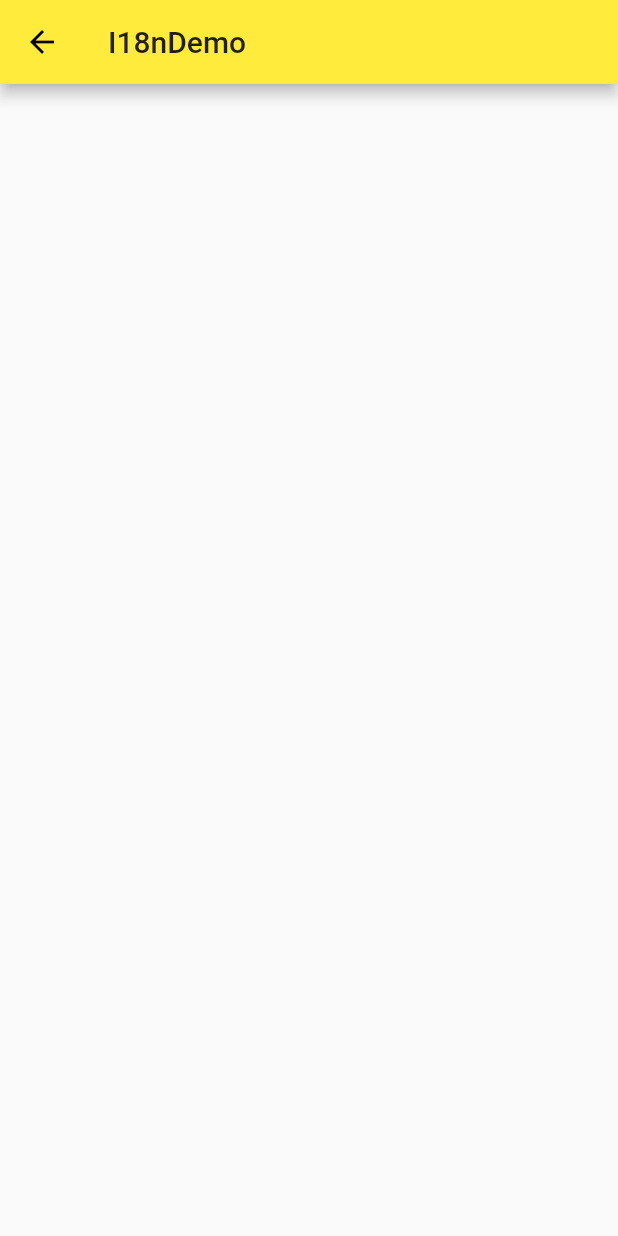
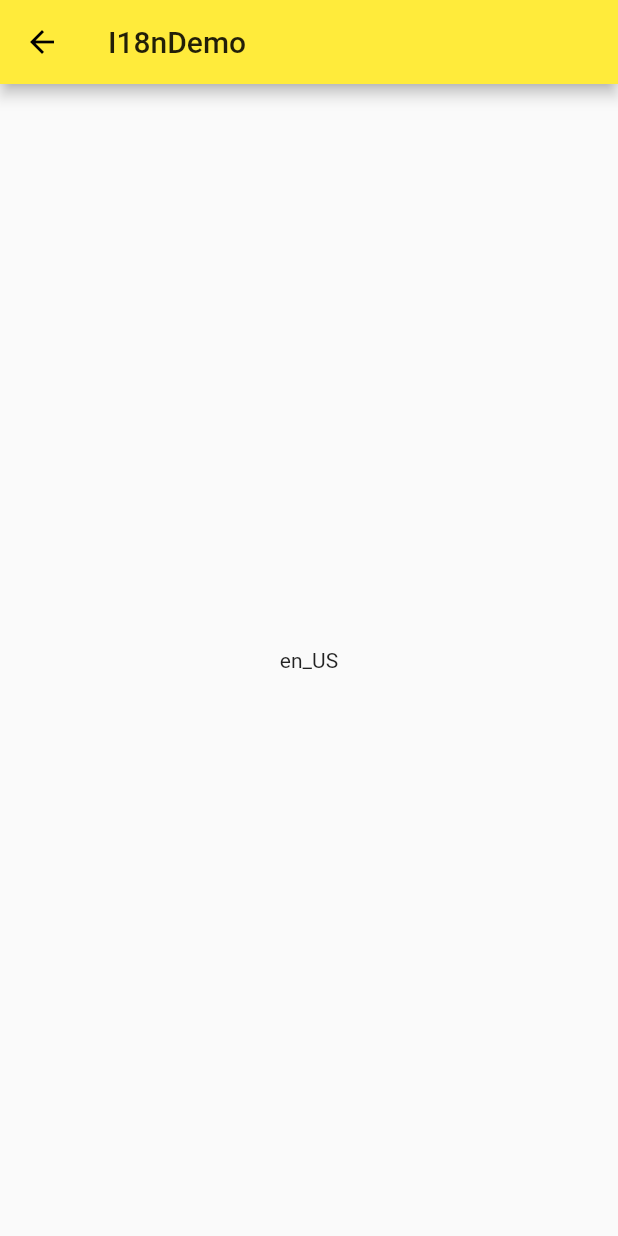
Before and after one commit to yanhao98/ninghao_flutter, a Flutter app: the screen it shows after launch, on a phone screen of 412 x 824 dp. Run offline on Flutter 3.47's test engine with Material 2 defaults, Android fonts, the phone set to English and light mode, and no system bars; our stand-ins replace rxdart.

Commit message:
设置语言地区

```diff
--- a/lib/demo/i18n/i18n_demo.dart
+++ b/lib/demo/i18n/i18n_demo.dart
@@ -3,10 +3,19 @@ import 'package:flutter/material.dart';
 class I18nDemo extends StatelessWidget {
   @override
   Widget build(BuildContext context) {
+    Locale locale = Localizations.localeOf(context);
     return Scaffold(
       appBar: AppBar(
         title: Text('I18nDemo'),
       ),
+      body: Center(
+        child: Column(
+          mainAxisAlignment: MainAxisAlignment.center,
+          children: <Widget>[
+            Text('${locale.toString()}'),
+          ],
+        ),
+      ),
     );
   }
 }
--- a/lib/main.dart
+++ b/lib/main.dart
@@ -27,6 +27,10 @@ class App extends StatelessWidget {
   @override
   Widget build(BuildContext context) {
     return MaterialApp(
+      // locale: Locale('en', 'US'),
+      localeResolutionCallback: (locale, supportedLocales) {
+        return Locale('en', 'US');
+      },
       localizationsDelegates: [
         GlobalMaterialLocalizations.delegate,
         GlobalWidgetsLocalizations.delegate,
```
